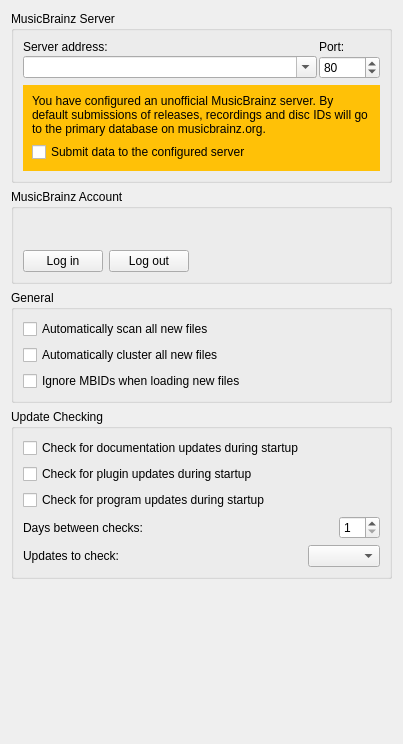
Above: ui/options_general.ui from metabrainz/picard before the change. Below: the same form after it.
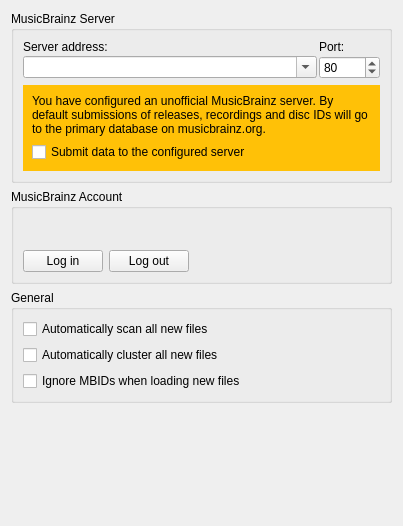
That is the form after the change.

Commit message:
Add default startup log level setting to option page:
- Create new "Startup" options page
- Move previous startup options from "General" to "Startup" page
- Add new log level setting to "Startup" page.

Diff of the .ui file:
```diff
--- a/ui/options_general.ui
+++ b/ui/options_general.ui
@@ -7,7 +7,7 @@
     <x>0</x>
     <y>0</y>
     <width>403</width>
-    <height>744</height>
+    <height>526</height>
    </rect>
   </property>
   <property name="sizePolicy">
@@ -205,108 +205,6 @@
      </layout>
     </widget>
    </item>
-   <item>
-    <widget class="QGroupBox" name="program_update_check_group">
-     <property name="enabled">
-      <bool>true</bool>
-     </property>
-     <property name="sizePolicy">
-      <sizepolicy hsizetype="Preferred" vsizetype="Preferred">
-       <horstretch>0</horstretch>
-       <verstretch>0</verstretch>
-      </sizepolicy>
-     </property>
-     <property name="title">
-      <string>Update Checking</string>
-     </property>
-     <layout class="QVBoxLayout" name="verticalLayout_2">
-      <item>
-       <widget class="QCheckBox" name="check_rtd_updates">
-        <property name="text">
-         <string>Check for documentation updates during startup</string>
-        </property>
-       </widget>
-      </item>
-      <item>
-       <widget class="QCheckBox" name="check_plugin_updates">
-        <property name="text">
-         <string>Check for plugin updates during startup</string>
-        </property>
-       </widget>
-      </item>
-      <item>
-       <widget class="QCheckBox" name="check_for_updates">
-        <property name="text">
-         <string>Check for program updates during startup</string>
-        </property>
-       </widget>
-      </item>
-      <item>
-       <layout class="QHBoxLayout" name="horizontalLayout_2">
-        <item>
-         <widget class="QLabel" name="label_2">
-          <property name="sizePolicy">
-           <sizepolicy hsizetype="MinimumExpanding" vsizetype="Preferred">
-            <horstretch>0</horstretch>
-            <verstretch>0</verstretch>
-           </sizepolicy>
-          </property>
-          <property name="text">
-           <string>Days between checks:</string>
-          </property>
-         </widget>
-        </item>
-        <item>
-         <widget class="QSpinBox" name="update_check_days">
-          <property name="sizePolicy">
-           <sizepolicy hsizetype="Fixed" vsizetype="Fixed">
-            <horstretch>0</horstretch>
-            <verstretch>0</verstretch>
-           </sizepolicy>
-          </property>
-          <property name="alignment">
-           <set>Qt::AlignmentFlag::AlignLeading|Qt::AlignmentFlag::AlignLeft|Qt::AlignmentFlag::AlignVCenter</set>
-          </property>
-          <property name="minimum">
-           <number>1</number>
-          </property>
-         </widget>
-        </item>
-       </layout>
-      </item>
-      <item>
-       <layout class="QHBoxLayout" name="horizontalLayout_3">
-        <item>
-         <widget class="QLabel" name="label_3">
-          <property name="sizePolicy">
-           <sizepolicy hsizetype="Expanding" vsizetype="Preferred">
-            <horstretch>0</horstretch>
-            <verstretch>0</verstretch>
-           </sizepolicy>
-          </property>
-          <property name="text">
-           <string>Updates to check:</string>
-          </property>
-         </widget>
-        </item>
-        <item>
-         <widget class="QComboBox" name="update_level">
-          <property name="sizePolicy">
-           <sizepolicy hsizetype="Preferred" vsizetype="Fixed">
-            <horstretch>0</horstretch>
-            <verstretch>0</verstretch>
-           </sizepolicy>
-          </property>
-          <property name="editable">
-           <bool>false</bool>
-          </property>
-         </widget>
-        </item>
-       </layout>
-      </item>
-     </layout>
-    </widget>
-   </item>
    <item>
     <spacer>
      <property name="orientation">
```
The commit also changes 11 other files.
